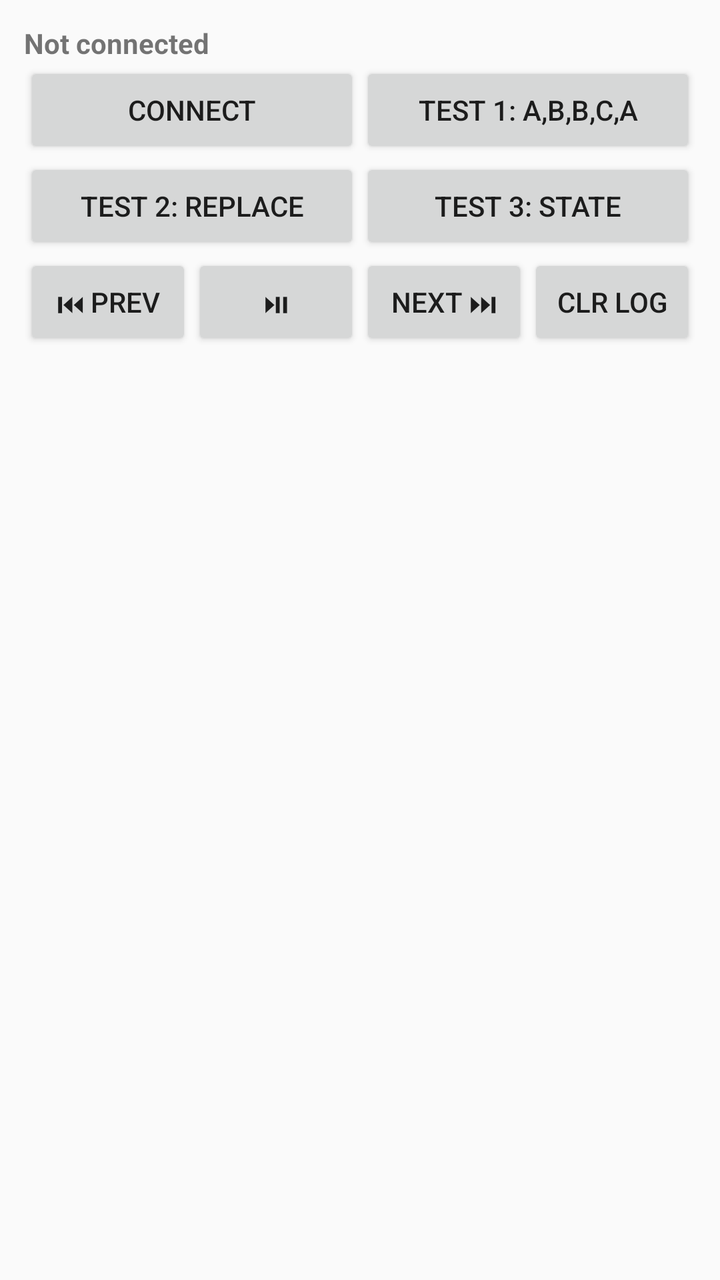
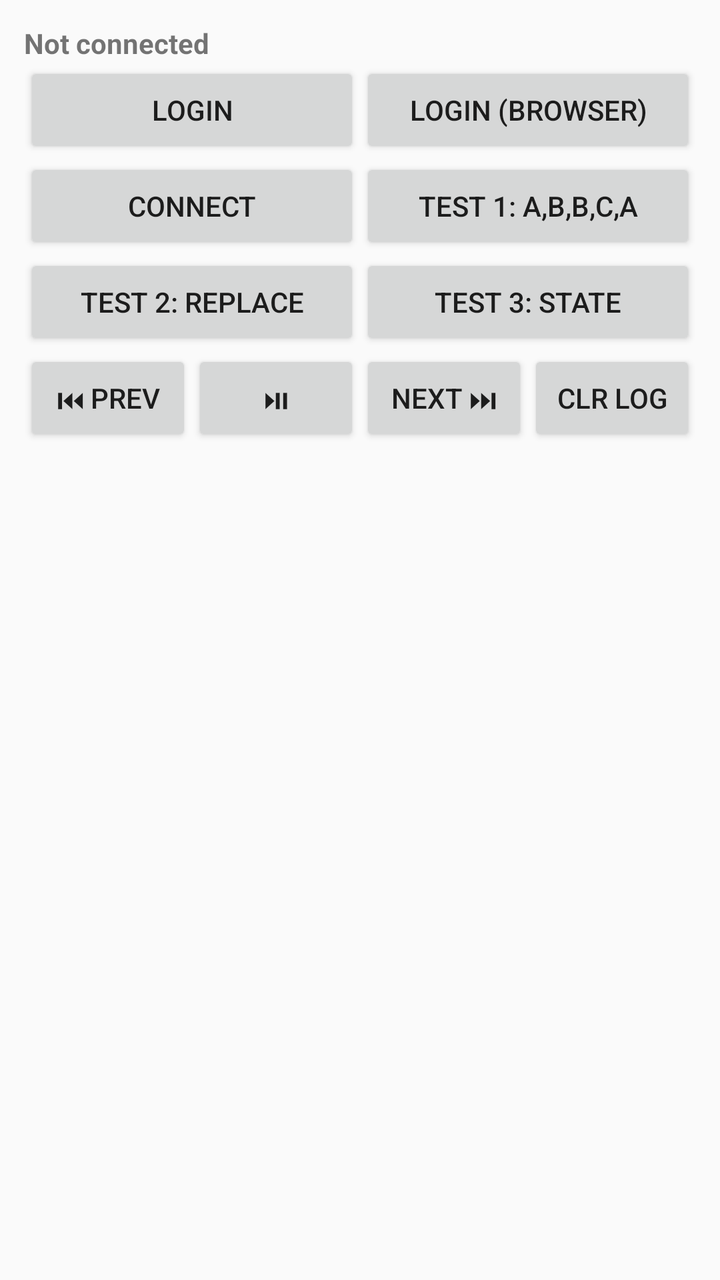

An Android layout rendered at two revisions. The XML below is the earlier revision; the diff shows what the commit changed to produce the second picture.
<!-- AndroidManifest.xml: application theme Theme.AppCompat.DayNight -->
<!-- res/layout/activity_main.xml -->
<?xml version="1.0" encoding="utf-8"?>
<LinearLayout xmlns:android="http://schemas.android.com/apk/res/android"
    android:layout_width="match_parent" android:layout_height="match_parent"
    android:orientation="vertical" android:padding="12dp">
    <TextView android:id="@+id/status" android:layout_width="match_parent"
        android:layout_height="wrap_content" android:text="Not connected" android:textStyle="bold" />
    <LinearLayout android:layout_width="match_parent" android:layout_height="wrap_content">
        <Button android:id="@+id/connect" android:layout_width="0dp" android:layout_weight="1"
            android:layout_height="wrap_content" android:text="Connect" />
        <Button android:id="@+id/runQueue" android:layout_width="0dp" android:layout_weight="1"
            android:layout_height="wrap_content" android:text="Test 1: A,B,B,C,A" />
    </LinearLayout>
    <LinearLayout android:layout_width="match_parent" android:layout_height="wrap_content">
        <Button android:id="@+id/runReplace" android:layout_width="0dp" android:layout_weight="1"
            android:layout_height="wrap_content" android:text="Test 2: replace" />
        <Button android:id="@+id/runIndex" android:layout_width="0dp" android:layout_weight="1"
            android:layout_height="wrap_content" android:text="Test 3: state" />
    </LinearLayout>
    <LinearLayout android:layout_width="match_parent" android:layout_height="wrap_content">
        <Button android:id="@+id/prev" android:layout_width="0dp" android:layout_weight="1"
            android:layout_height="wrap_content" android:text="⏮ Prev" />
        <Button android:id="@+id/pause" android:layout_width="0dp" android:layout_weight="1"
            android:layout_height="wrap_content" android:text="⏯" />
        <Button android:id="@+id/next" android:layout_width="0dp" android:layout_weight="1"
            android:layout_height="wrap_content" android:text="Next ⏭" />
        <Button android:id="@+id/clear" android:layout_width="0dp" android:layout_weight="1"
            android:layout_height="wrap_content" android:text="Clr log" />
    </LinearLayout>
    <ScrollView android:id="@+id/scroll" android:layout_width="match_parent"
        android:layout_height="0dp" android:layout_weight="1">
        <TextView android:id="@+id/log" android:layout_width="match_parent"
            android:layout_height="wrap_content" android:fontFamily="monospace"
            android:textIsSelectable="true" android:textSize="12sp" />
    </ScrollView>
</LinearLayout>
<!-- resources referenced by this layout -->
<resources>

</resources>

<!-- the commit's change to res/layout/activity_main.xml (unified diff, before → after) -->
@@ -4,6 +4,12 @@
     android:orientation="vertical" android:padding="12dp">
     <TextView android:id="@+id/status" android:layout_width="match_parent"
         android:layout_height="wrap_content" android:text="Not connected" android:textStyle="bold" />
+    <LinearLayout android:layout_width="match_parent" android:layout_height="wrap_content">
+        <Button android:id="@+id/login" android:layout_width="0dp" android:layout_weight="1"
+            android:layout_height="wrap_content" android:text="LOGIN" />
+        <Button android:id="@+id/loginBrowser" android:layout_width="0dp" android:layout_weight="1"
+            android:layout_height="wrap_content" android:text="LOGIN (browser)" />
+    </LinearLayout>
     <LinearLayout android:layout_width="match_parent" android:layout_height="wrap_content">
         <Button android:id="@+id/connect" android:layout_width="0dp" android:layout_weight="1"
             android:layout_height="wrap_content" android:text="Connect" />
